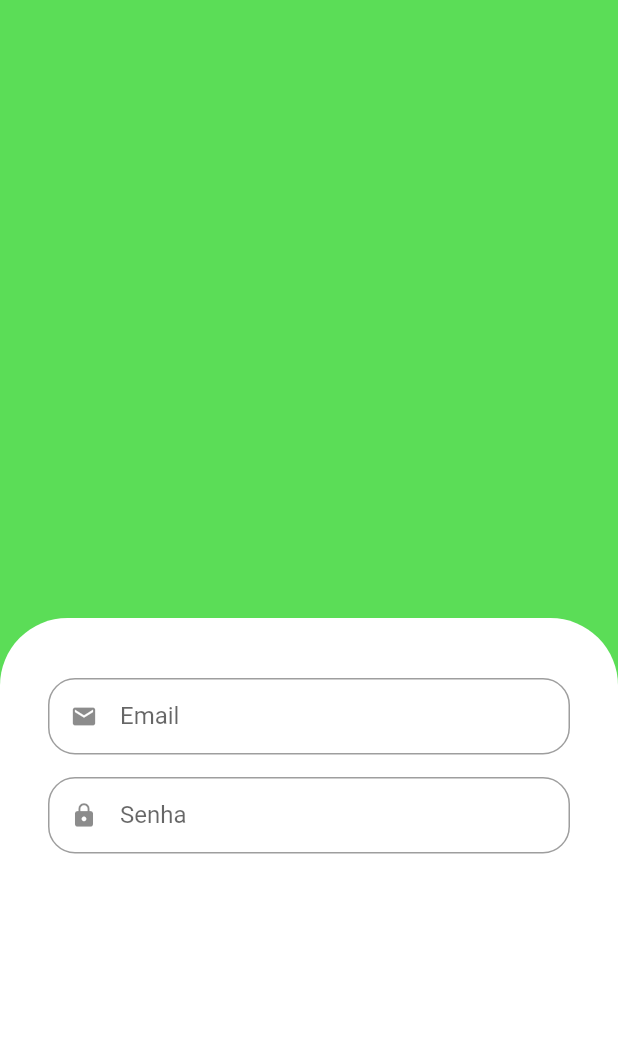
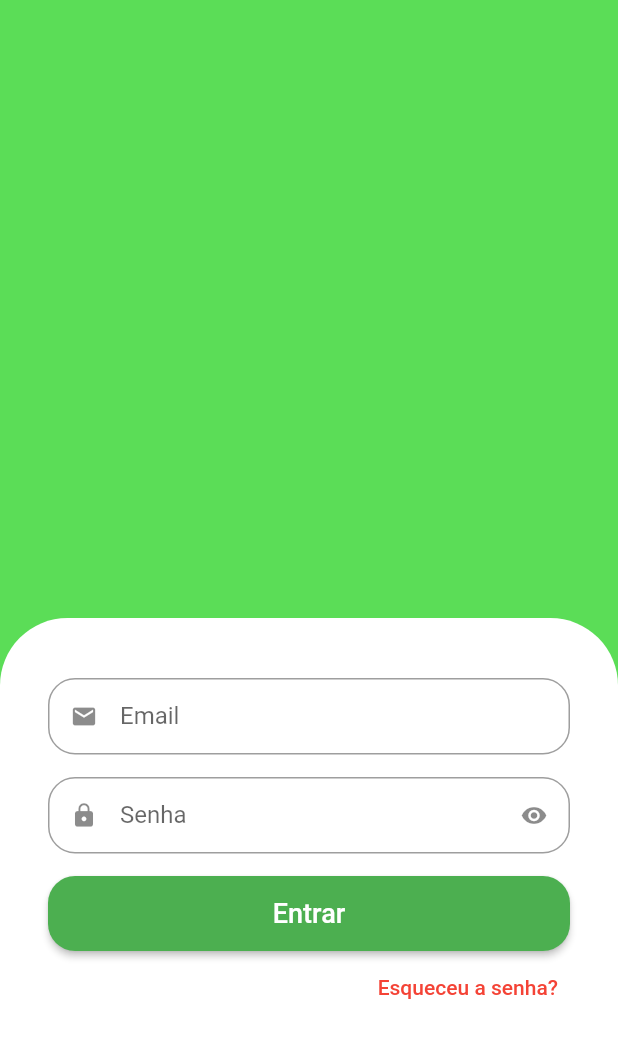
Before and after one commit to J3anMichael/Flutter-Template-UI, a Flutter app: the screen it shows after launch, on a phone screen of 412 x 824 dp. Shown: the top 1038 px of the screen. Run offline on Flutter 3.47's test engine with Material 2 defaults, Android fonts, the phone set to English and light mode, and no system bars.

Commit message:
ajuste  texto e add novos botões

```diff
--- a/quitanda/lib/src/auth/components/custom_text_fild.dart
+++ b/quitanda/lib/src/auth/components/custom_text_fild.dart
@@ -1,16 +1,31 @@
 import 'package:flutter/material.dart';
 
-class CustomTextFild extends StatelessWidget {
+class CustomTextFild extends StatefulWidget {
   final IconData icon;
   final String label;
-  final bool isObscure;
+  final bool isSecret;
 
   const CustomTextFild(
       {Key? Key,
       required this.icon,
       required this.label,
-      this.isObscure = false})
+      this.isSecret = false})
       : super(key: Key);
+
+  @override
+  State<CustomTextFild> createState() => _CustomTextFildState();
+}
+
+class _CustomTextFildState extends State<CustomTextFild> {
+  bool isObscure = true;
+
+  @override
+  void initState() {
+    // TODO: implement initState
+    super.initState();
+
+    isObscure = widget.isSecret;
+  }
 
   @override
   Widget build(BuildContext context) {
@@ -19,8 +34,19 @@ class CustomTextFild extends StatelessWidget {
       child: TextFormField(
         obscureText: isObscure,
         decoration: InputDecoration(
-          prefixIcon: Icon(icon),
-          labelText: label,
+          prefixIcon: Icon(widget.icon),
+          suffixIcon: widget.isSecret
+              ? IconButton(
+                  onPressed: () {
+                    setState(() {
+                      isObscure = !isObscure;
+                    });
+                  },
+                  icon:
+                      Icon(isObscure ? Icons.visibility : Icons.visibility_off),
+                )
+              : null,
+          labelText: widget.label,
           isDense: true,
           border: OutlineInputBorder(borderRadius: BorderRadius.circular(18)),
         ),
--- a/quitanda/lib/src/auth/sing_in_screen.dart
+++ b/quitanda/lib/src/auth/sing_in_screen.dart
@@ -23,18 +23,43 @@ class SignInScreen extends StatelessWidget {
                 color: Colors.white,
                 borderRadius: BorderRadius.vertical(top: Radius.circular(45))),
             child: Column(
-              children: const [
+              crossAxisAlignment: CrossAxisAlignment.stretch,
+              children: [
                 // Email
-                CustomTextFild(
+                const CustomTextFild(
                   icon: Icons.email,
                   label: 'Email',
                 ),
 
                 // Senha
-                CustomTextFild(
+                const CustomTextFild(
                   icon: Icons.lock,
                   label: 'Senha',
-                  isObscure: true,
+                  isSecret: true,
+                ),
+
+                SizedBox(
+                  height: 50,
+                  child: ElevatedButton(
+                    style: ElevatedButton.styleFrom(
+                        shape: RoundedRectangleBorder(
+                            borderRadius: BorderRadius.circular(18))),
+                    onPressed: () {},
+                    child: const Text(
+                      'Entrar',
+                      style: TextStyle(fontSize: 18),
+                    ),
+                  ),
+                ),
+                Align(
+                  alignment: Alignment.bottomRight,
+                  child: TextButton(
+                    onPressed: () {},
+                    child: const Text(
+                      'Esqueceu a senha?',
+                      style: TextStyle(color: Colors.red),
+                    ),
+                  ),
                 ),
               ],
             ),
```
